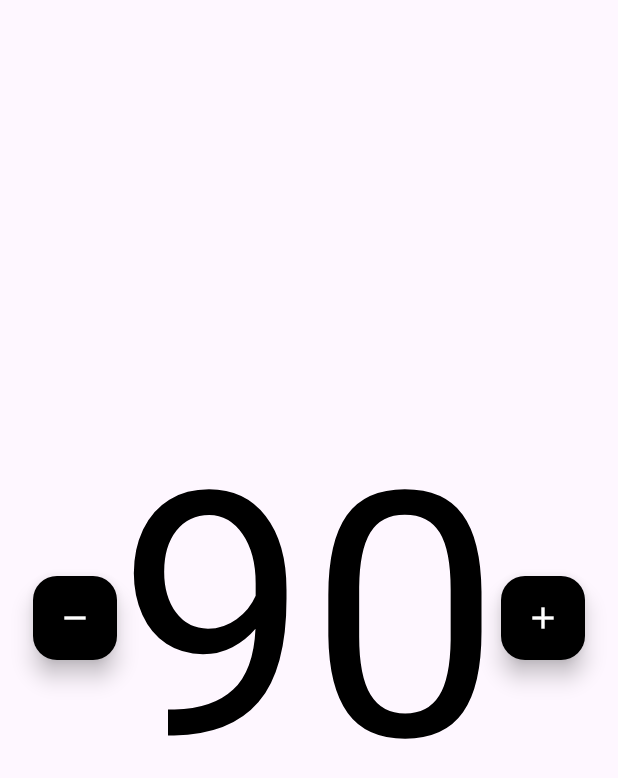
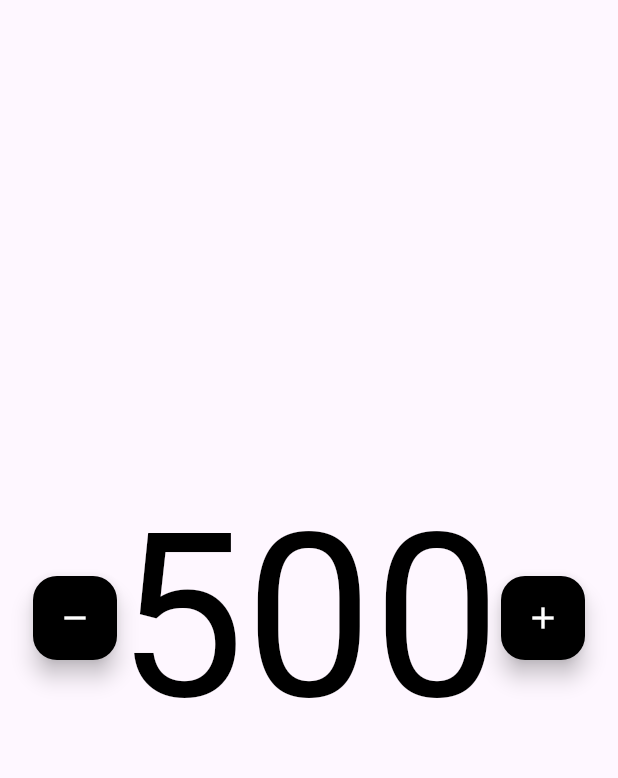
Before and after one commit to Ayu5h5hakya/ticker, a Flutter app: the screen it shows after launch, on a phone screen of 412 x 824 dp. Shown: the top 778 px of the screen. Run offline on Flutter 3.47's test engine with Material 3 defaults, Android fonts, the phone set to English and light mode, and no system bars.

Commit message:
make adjustments for presentation

```diff
--- a/lib/main.dart
+++ b/lib/main.dart
@@ -29,7 +29,7 @@
 
 class _TickingTextState extends State<TickingText>
     with SingleTickerProviderStateMixin {
-  int _value = 90;
+  int _value = 500;
 
   @override
   Widget build(BuildContext context) {
@@ -56,6 +56,7 @@
             },
             child: SizedBox(
               width: 256,
+              height: 256,
               child: TickerText(
                 _value.toString(),
                 style: const TextStyle(
--- a/lib/ticker_text.dart
+++ b/lib/ticker_text.dart
@@ -6,7 +6,7 @@
     super.key,
     this.style,
     this.curve = Curves.linear,
-    this.duration = const Duration(milliseconds: 100),
+    this.duration = const Duration(milliseconds: 200),
     this.reverseDuration,
     required this.vsync,
   });
@@ -143,7 +143,7 @@
           destinationRect.left, destinationRect.top, 0.0)
         ..scale(scaleX, scaleY, 1.0);
 
-      final Rect bounds = offset & Size(size.width, 280.0);
+      final Rect bounds = (offset + Offset(0, 50)) & Size(size.width, 200.0);
       context.canvas.save();
       context.canvas.clipRect(bounds);
       layer = context.pushTransform(
@@ -156,7 +156,7 @@
       );
       context.canvas.restore();
     } else {
-      final Rect bounds = offset & Size(size.width, 280.0);
+      final Rect bounds = (offset + Offset(0, 50)) & Size(size.width, 200.0);
       context.canvas.save();
       context.canvas.clipRect(bounds);
       _paintText(context, offset);
```
